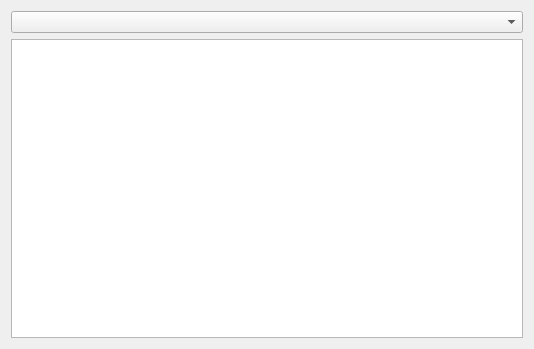
This is lib/rock_auv/auv_control_calibration/ui/main.ui in Brazilian-Institute-of-Robotics/bundles-rock_auv as Qt 5 draws it before an edit. The edited form follows.
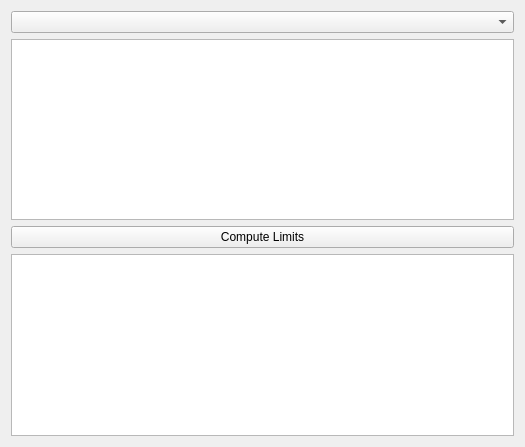
This is the edited form.

Commit message: ui: load and save PID settings

What changed in the file:
```diff
--- a/lib/rock_auv/auv_control_calibration/ui/main.ui
+++ b/lib/rock_auv/auv_control_calibration/ui/main.ui
@@ -9,20 +9,30 @@
    <rect>
     <x>0</x>
     <y>0</y>
-    <width>534</width>
-    <height>349</height>
+    <width>525</width>
+    <height>447</height>
    </rect>
   </property>
   <property name="windowTitle">
    <string>AUV Controller Calibration</string>
   </property>
-  <layout class="QGridLayout" name="gridLayout">
-   <item row="0" column="0">
+  <layout class="QVBoxLayout" name="verticalLayout">
+   <item>
     <widget class="QComboBox" name="conf_chooser"/>
    </item>
-   <item row="1" column="0">
+   <item>
     <widget class="QTableWidget" name="matrix_editor"/>
    </item>
+   <item>
+    <widget class="QPushButton" name="limits_button">
+     <property name="text">
+      <string>Compute Limits</string>
+     </property>
+    </widget>
+   </item>
+   <item>
+    <widget class="QTableWidget" name="limits_editor"/>
+   </item>
   </layout>
  </widget>
  <resources/>
```
The commit also changes 3 other files.
